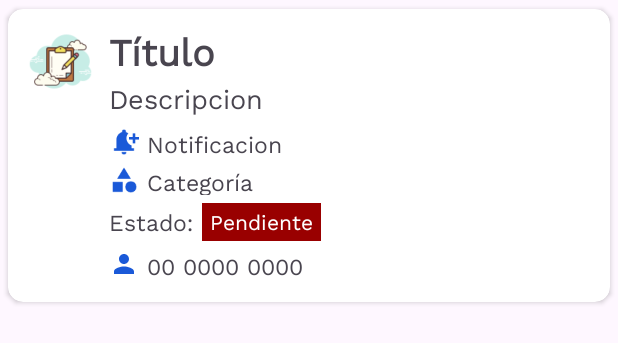
After one commit to Brend-hs/Agenda, an Android app: the layout item_nota.xml on its own in the app's theme, with its tools: preview values and no code run, on a phone screen of 412 x 824 dp. The commit adds this screen. Shown: the top 343 px of the screen. Run offline under Robolectric (Android 15) with nearby library versions, the phone set to English and light mode, and no system bars.

Commit message:
Listar nota finalizado

```diff
--- a/app/build.gradle
+++ b/app/build.gradle
@@ -46,6 +46,7 @@ dependencies {
     implementation 'com.google.android.material:material:1.12.0'
     implementation 'com.google.firebase:firebase-auth:23.0.0'
     implementation 'com.google.firebase:firebase-database:21.0.0'
+    implementation 'com.firebaseui:firebase-ui-database:8.0.0'
     //ROOM
     implementation 'androidx.room:room-runtime:2.5.0'
     annotationProcessor 'androidx.room:room-compiler:2.5.0'
--- /dev/null
+++ b/app/src/main/res/layout/item_nota.xml
@@ -0,0 +1,217 @@
+<?xml version="1.0" encoding="utf-8"?>
+<androidx.cardview.widget.CardView xmlns:android="http://schemas.android.com/apk/res/android"
+    android:clickable="true"
+    android:focusable="true"
+    android:foreground="?android:attr/selectableItemBackground"
+    android:layout_width="match_parent"
+    android:layout_height="wrap_content"
+    app:cardUseCompatPadding="true"
+    android:padding="0.2dp"
+    app:cardCornerRadius="10dp"
+    xmlns:app="http://schemas.android.com/apk/res-auto">
+
+    <androidx.appcompat.widget.LinearLayoutCompat
+        android:layout_width="match_parent"
+        android:layout_height="wrap_content"
+        android:orientation="horizontal"
+        android:padding="10dp">
+
+        <!--ICONO-->
+        <androidx.appcompat.widget.LinearLayoutCompat
+            android:layout_width="wrap_content"
+            android:layout_height="match_parent">
+
+            <androidx.appcompat.widget.AppCompatImageView
+                android:layout_width="50dp"
+                android:layout_height="50dp"
+                android:layout_gravity="start"
+                android:src="@drawable/icono_item"/>
+        </androidx.appcompat.widget.LinearLayoutCompat>
+
+        <androidx.appcompat.widget.LinearLayoutCompat
+            android:layout_width="match_parent"
+            android:layout_height="match_parent"
+            android:orientation="vertical"
+            android:layout_marginStart="7dp">
+
+            <!--Uid nota-->
+            <TextView
+                android:id="@+id/Id_nota_Item"
+                android:text="@string/Id_nota_Item"
+                android:visibility="gone"
+                android:fontFamily="@font/worksans"
+                android:layout_width="match_parent"
+                android:layout_height="wrap_content"/>
+
+            <!--Uid del usuario-->
+            <TextView
+                android:id="@+id/Uid_Usuario_Item"
+                android:text="@string/Uid_Usuario_Item"
+                android:visibility="gone"
+                android:fontFamily="@font/worksans"
+                android:layout_width="match_parent"
+                android:layout_height="wrap_content"/>
+
+            <!--Correo de usuario-->
+            <TextView
+                android:id="@+id/Correo_Usuario_Item"
+                android:text="@string/Correo_Usuario_Item"
+                android:visibility="gone"
+                android:fontFamily="@font/worksans"
+                android:layout_width="match_parent"
+                android:layout_height="wrap_content"/>
+
+            <!--Fecha y hora de registro-->
+            <TextView
+                android:id="@+id/Fecha_hora_registro_Item"
+                android:text="@string/Fecha_hora_registro_Item"
+                android:visibility="gone"
+                android:fontFamily="@font/worksans"
+                android:layout_width="match_parent"
+                android:layout_height="wrap_content"/>
+
+            <!--Titulo-->
+            <TextView
+                android:id="@+id/Titulo_Item"
+                android:text="@string/Titulo_Item"
+                android:fontFamily="@font/worksans"
+                android:textSize="25sp"
+                android:textStyle="bold"
+                android:layout_width="match_parent"
+                android:layout_height="wrap_content"/>
+
+            <!--Descripcion-->
+            <TextView
+                android:id="@+id/Descripcion_Item"
+                android:text="@string/Descripcion_Item"
+                android:textSize="18sp"
+                android:fontFamily="@font/worksans"
+                android:layout_width="match_parent"
+                android:layout_height="wrap_content"/>
+
+            <!--Notificacion-->
+            <androidx.appcompat.widget.LinearLayoutCompat
+                android:layout_width="match_parent"
+                android:layout_height="wrap_content"
+                android:layout_marginTop="5dp"
+                android:orientation="horizontal">
+
+                <ImageView
+                    android:layout_width="20dp"
+                    android:layout_height="20dp"
+                    android:src="@drawable/icono_notiicacion"/>
+
+                <TextView
+                    android:id="@+id/Notificacion_Item"
+                    android:text="@string/Notificacion_Item"
+                    android:textSize="15sp"
+                    android:layout_marginStart="5dp"
+                    android:fontFamily="@font/worksans"
+                    android:layout_width="wrap_content"
+                    android:layout_height="20dp"/>
+
+            </androidx.appcompat.widget.LinearLayoutCompat>
+
+            <!--Fecha-->
+            <TextView
+                android:id="@+id/Fecha_Item"
+                android:text="@string/Fecha_Item"
+                android:visibility="gone"
+                android:fontFamily="@font/worksans"
+                android:layout_width="match_parent"
+                android:layout_height="wrap_content"/>
+
+            <!--Hora-->
+            <TextView
+                android:id="@+id/Hora_Item"
+                android:text="@string/Hora_Item"
+                android:visibility="gone"
+                android:fontFamily="@font/worksans"
+                android:layout_width="match_parent"
+                android:layout_height="wrap_content"/>
+
+            <!--Categoría-->
+            <androidx.appcompat.widget.LinearLayoutCompat
+                android:layout_width="match_parent"
+                android:layout_height="wrap_content"
+                android:layout_marginTop="5dp"
+                android:orientation="horizontal">
+
+                <ImageView
+                    android:layout_width="20dp"
+                    android:layout_height="20dp"
+                    android:src="@drawable/icono_categoria"/>
+
+                <TextView
+                    android:id="@+id/Categoria_Item"
+                    android:text="@string/Categoria_Item"
+                    android:textSize="15sp"
+                    android:layout_marginStart="5dp"
+                    android:fontFamily="@font/worksans"
+                    android:layout_width="wrap_content"
+                    android:layout_height="20dp"/>
+
+            </androidx.appcompat.widget.LinearLayoutCompat>
+
+            <!--Estado-->
+            <androidx.appcompat.widget.LinearLayoutCompat
+                android:layout_width="match_parent"
+                android:layout_height="wrap_content"
+                android:orientation="horizontal"
+                android:layout_marginTop="5dp">
+
+                <TextView
+                    android:id="@+id/Estado_Item_TXT"
+                    android:text="@string/Estado_Item_TXT"
+                    android:fontFamily="@font/worksans"
+                    android:textSize="15sp"
+                    android:layout_width="wrap_content"
+                    android:layout_height="match_parent"
+                    android:gravity="center"/>
+
+                <TextView
+                    android:id="@+id/Estado_Item"
+                    android:text="@string/Estado_Item"
+                    android:fontFamily="@font/worksans"
+                    android:textColor="@color/white"
+                    android:background="@color/colorPendiente"
+                    android:layout_width="wrap_content"
+                    android:layout_height="wrap_content"
+                    android:layout_marginStart="5dp"
+                    android:padding="2dp"
+                    android:paddingStart="5dp"
+                    android:paddingEnd="5dp"/>
+
+            </androidx.appcompat.widget.LinearLayoutCompat>
+
+            <!--Contacto-->
+
+            <!--Notificacion-->
+            <androidx.appcompat.widget.LinearLayoutCompat
+                android:layout_width="match_parent"
+                android:layout_height="wrap_content"
+                android:layout_marginTop="5dp"
+                android:orientation="horizontal">
+
+                <ImageView
+                    android:layout_width="20dp"
+                    android:layout_height="20dp"
+                    android:src="@drawable/icono_contacto"
+                    app:tint="#1A59D8"/>
+
+                <TextView
+                    android:id="@+id/Contacto_Item"
+                    android:text="@string/Contacto_Item"
+                    android:textSize="15sp"
+                    android:fontFamily="@font/worksans"
+                    android:layout_width="wrap_content"
+                    android:layout_height="25dp"
+                    android:layout_marginStart="5dp"/>
+
+            </androidx.appcompat.widget.LinearLayoutCompat>
+
+        </androidx.appcompat.widget.LinearLayoutCompat>
+
+    </androidx.appcompat.widget.LinearLayoutCompat>
+
+</androidx.cardview.widget.CardView>
--- a/app/src/main/res/values/colors.xml
+++ b/app/src/main/res/values/colors.xml
@@ -8,6 +8,11 @@
     <color name="black">#FF000000</color>
     <color name="white">#FFFFFFFF</color>
 
+    <!--Colores del estado-->
+    <color name="colorPendiente">#990000</color>
+    <color name="colorRealizado">#9ADE7B</color>
+    <color name="colorAplazado">#FFBB64</color>
+
     <color name="colorPrimary">#0081CF</color>
     <color name="colorPrimaryDark">#3E4756</color>
     <color name="colorPrimaryLight">#A1ACBD</color>
--- a/app/src/main/res/values/strings.xml
+++ b/app/src/main/res/values/strings.xml
@@ -66,4 +66,19 @@
 
     <!--MENU-->
     <string name="Agregar_Nota_BD">Agregar</string>
+
+    <!--ITEM NOTA-->
+    <string name="Id_nota_Item">Id nota</string>
+    <string name="Uid_Usuario_Item">Uid del usuario</string>
+    <string name="Correo_Usuario_Item">Correo de usuario</string>
+    <string name="Fecha_hora_registro_Item">Fecha y hora registro</string>
+    <string name="Titulo_Item">Título</string>
+    <string name="Descripcion_Item">Descripcion</string>
+    <string name="Notificacion_Item">Notificacion</string>
+    <string name="Fecha_Item">00/00/0000</string>
+    <string name="Hora_Item">00:00</string>
+    <string name="Categoria_Item">Categoría</string>
+    <string name="Estado_Item_TXT">Estado: </string>
+    <string name="Estado_Item">Pendiente</string>
+    <string name="Contacto_Item">00 0000 0000</string>
 </resources>
```
Also changed, not shown: app/src/main/java/com/example/agenda/AgregarNota/Agregar_Nota.java (+26 -7 lines), app/src/main/java/com/example/agenda/ListarNotas/Listar_Notas.java (+97 -0 lines), app/src/main/java/com/example/agenda/ViewHolder/ViewHolder_Nota.java (added, +79 -0 lines), app/src/main/res/layout/activity_agregar_nota.xml (+23 -20 lines), app/src/main/res/layout/activity_listar_notas.xml (+7 -2 lines), app/src/main/res/drawable/icono_item.png (added).
